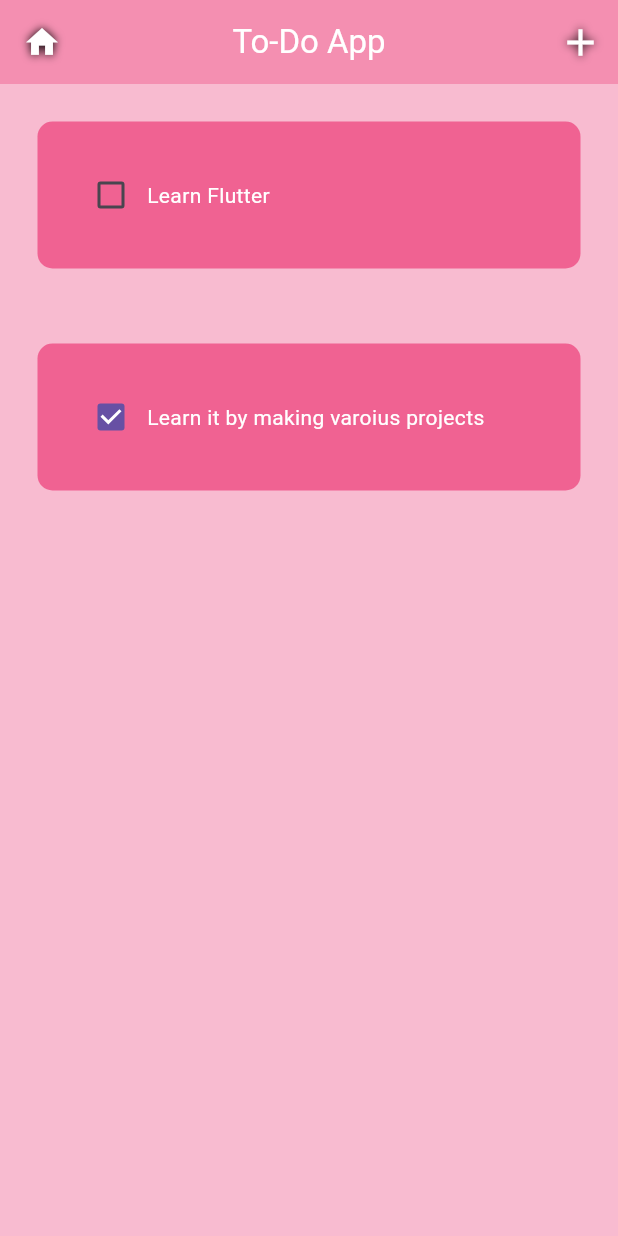
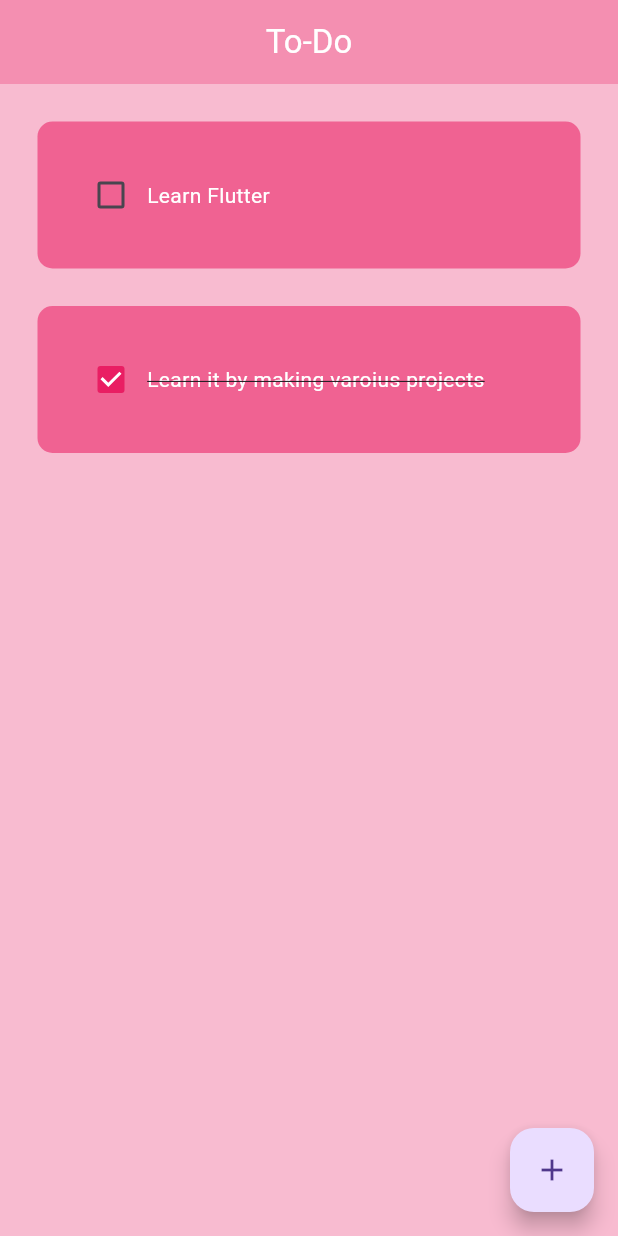
Before and after one commit to HorizonChaser12/ToDoApp, a Flutter app: the screen it shows after launch, on a phone screen of 412 x 824 dp. Run offline on Flutter 3.47's test engine with Material 3 defaults, Android fonts, the phone set to English and light mode, and no system bars.

Commit message:
2nd Commit - 4Jan

```diff
--- a/lib/main.dart
+++ b/lib/main.dart
@@ -12,7 +12,7 @@ class MyApp extends StatelessWidget {
   Widget build(BuildContext context) {
     return MaterialApp(
       debugShowCheckedModeBanner: false,
-      home: HomePage(),
+      home: const HomePage(),
       theme: ThemeData(primarySwatch: Colors.pink),
     );
   }
--- a/lib/pages/home_page.dart
+++ b/lib/pages/home_page.dart
@@ -1,4 +1,5 @@
 import 'package:flutter/material.dart';
+import 'package:todo_app/util/dialog_box.dart';
 import 'package:todo_app/util/todo_tile.dart';
 
 class HomePage extends StatefulWidget {
@@ -9,6 +10,8 @@ class HomePage extends StatefulWidget {
 }
 
 class _HomePageState extends State<HomePage> {
+  final _controller = TextEditingController();
+
   List toDoList = [
     ["Learn Flutter", false],
     ["Learn it by making varoius projects", true]
@@ -20,38 +23,42 @@ class _HomePageState extends State<HomePage> {
     });
   }
 
+  void saveNewTask() {
+    setState(() {
+      toDoList.add([_controller.text, false]);
+      _controller.clear();
+    });
+    Navigator.of(context).pop();
+  }
+
+  void createTask() {
+    showDialog(
+      context: context,
+      builder: (context) {
+        return DialogBox(
+          controller: _controller,
+          onSave: saveNewTask,
+          onCancel: () => Navigator.of(context).pop,
+        );
+      },
+    );
+  }
+
   @override
   Widget build(BuildContext context) {
     return Scaffold(
         backgroundColor: Colors.pink.shade100,
         appBar: AppBar(
           title: const Text(
-            "To-Do App",
+            "To-Do",
             style: TextStyle(color: Colors.white),
           ),
           backgroundColor: Colors.pink.shade200,
           elevation: 0,
           centerTitle: true,
-          leading: const Icon(
-            Icons.home,
-            color: Colors.white,
-            size: 25,
-            shadows: [
-              Shadow(blurRadius: 7),
-            ],
-          ),
-          actions: const [
-            Icon(
-              Icons.add,
-              color: Colors.white,
-              size: 30,
-              shadows: [
-                Shadow(blurRadius: 7),
-              ],
-            ),
-            Padding(padding: EdgeInsets.only(right: 10))
-          ],
         ),
+        floatingActionButton: FloatingActionButton(
+            onPressed: createTask, child: const Icon(Icons.add)),
         body: ListView.builder(
           itemCount: toDoList.length,
           itemBuilder: (context, index) {
--- a/lib/util/todo_tile.dart
+++ b/lib/util/todo_tile.dart
@@ -1,7 +1,7 @@
 import 'package:flutter/material.dart';
 
 class ToDoTile extends StatelessWidget {
-  ToDoTile({
+  const ToDoTile({
     super.key,
     required this.taskName,
     required this.taskCompleted,
@@ -10,23 +10,32 @@ class ToDoTile extends StatelessWidget {
 
   final String taskName;
   final bool taskCompleted;
-  Function(bool?)? onChanged;
+  final Function(bool?)? onChanged;
 
   @override
   Widget build(BuildContext context) {
     return Padding(
-      padding: EdgeInsets.all(25),
+      padding: const EdgeInsets.only(top: 25, left: 25, right: 25),
       child: Container(
-        padding: EdgeInsets.all(25),
+        padding: const EdgeInsets.all(25),
         decoration: BoxDecoration(
             borderRadius: BorderRadius.circular(10),
             color: Colors.pink.shade300),
         child: Row(
           children: [
-            Checkbox(value: taskCompleted, onChanged: onChanged),
+            Checkbox(
+              value: taskCompleted,
+              onChanged: onChanged,
+              activeColor: Colors.pink,
+            ),
             Text(
               taskName,
-              style: const TextStyle(color: Colors.white),
+              style: TextStyle(
+                color: Colors.white,
+                decoration: taskCompleted
+                    ? TextDecoration.lineThrough
+                    : TextDecoration.none,
+              ),
             ),
           ],
         ),
```
Also changed, not shown: lib/util/dialog_box.dart (added, +52 -0 lines), lib/util/my_button.dart (added, +23 -0 lines), 6 other files.
